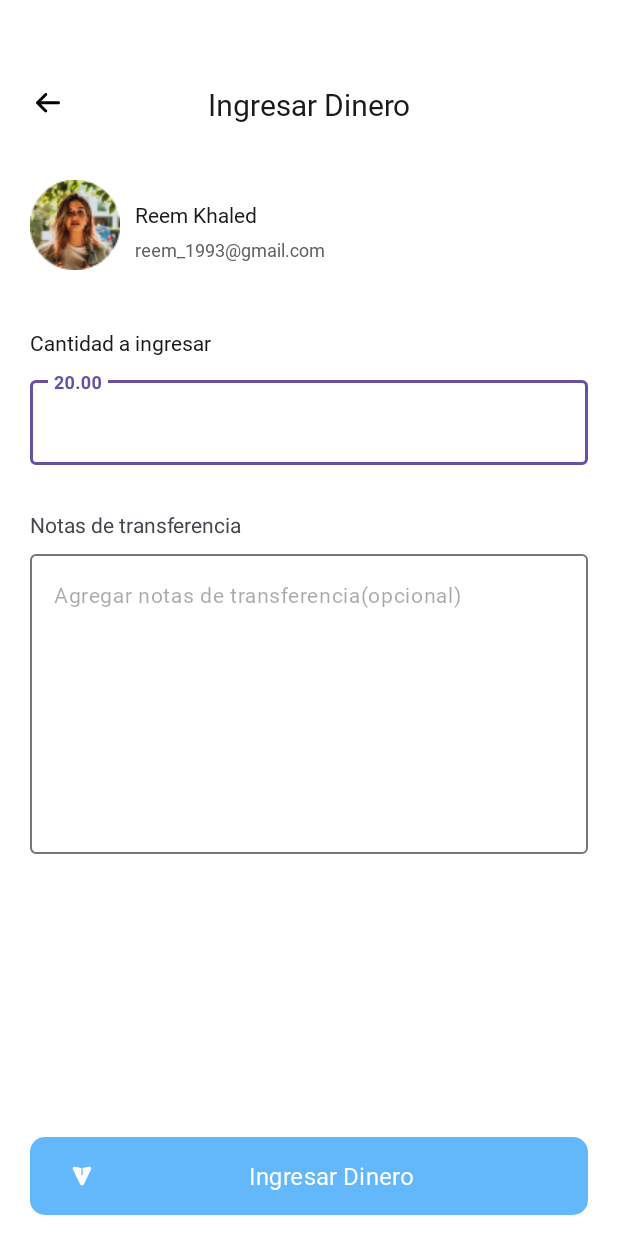
After one commit to PanwebProDesign/AlkeWalletAndroid, an Android app: the RequestMoneyActivity screen opened directly, with no data from a screen before it, on a phone screen of 412 x 824 dp. The commit adds this screen. Run offline under Robolectric (Android 15) with nearby library versions, the phone set to English and light mode, and no system bars.

Commit message:
Ultimo Listo

```diff
--- a/app/src/main/AndroidManifest.xml
+++ b/app/src/main/AndroidManifest.xml
@@ -12,6 +12,12 @@
         android:supportsRtl="true"
         android:theme="@style/Theme.AlkeWallet"
         tools:targetApi="31">
+        <activity
+            android:name=".SendMoneyActivity"
+            android:exported="false" />
+        <activity
+            android:name=".RequestMoneyActivity"
+            android:exported="false" />
         <activity
             android:name=".ProfileActivity"
             android:exported="false" />
--- /dev/null
+++ b/app/src/main/java/com/protectly/alkewallet/RequestMoneyActivity.kt
@@ -0,0 +1,37 @@
+package com.protectly.alkewallet
+
+import android.content.Intent
+import android.os.Bundle
+import android.widget.Button
+import android.widget.ImageView
+import androidx.activity.enableEdgeToEdge
+import androidx.appcompat.app.AppCompatActivity
+import androidx.core.view.ViewCompat
+import androidx.core.view.WindowInsetsCompat
+
+class RequestMoneyActivity : AppCompatActivity() {
+
+    override fun onCreate(savedInstanceState: Bundle?) {
+        super.onCreate(savedInstanceState)
+        enableEdgeToEdge()
+        setContentView(R.layout.activity_request_money)
+        ViewCompat.setOnApplyWindowInsetsListener(findViewById(R.id.main)) { v, insets ->
+            val systemBars = insets.getInsets(WindowInsetsCompat.Type.systemBars())
+            v.setPadding(systemBars.left, systemBars.top, systemBars.right, systemBars.bottom)
+            insets
+        }
+
+        val btnBackToHome1 = findViewById<ImageView>(R.id.btn_back_add_to_home)
+        val btn2 = findViewById<Button>(R.id.addmoney_222)
+
+        btnBackToHome1.setOnClickListener {goToHomeOfRequest()}
+        btn2.setOnClickListener { goToHomeOfRequest() }
+
+
+    }
+
+    private fun goToHomeOfRequest() {
+        val i = Intent(this, HomePageActivity::class.java)
+        startActivity(i)
+    }
+}
--- /dev/null
+++ b/app/src/main/res/drawable/arrowleft.xml
@@ -0,0 +1,14 @@
+<vector xmlns:android="http://schemas.android.com/apk/res/android"
+    android:width="24dp"
+    android:height="24dp"
+    android:viewportWidth="24"
+    android:viewportHeight="24">
+  <path
+      android:pathData="M0,0h24v24h-24z"
+      android:strokeAlpha="0.01"
+      android:fillColor="#ffffff"
+      android:fillAlpha="0.01"/>
+  <path
+      android:pathData="M19,13.5C19.552,13.5 20,13.052 20,12.5C20,11.948 19.552,11.5 19,11.5V13.5ZM5,11.5C4.448,11.5 4,11.948 4,12.5C4,13.052 4.448,13.5 5,13.5V11.5ZM5.707,11.793C5.317,11.402 4.683,11.402 4.293,11.793C3.902,12.183 3.902,12.817 4.293,13.207L5.707,11.793ZM9.793,18.707C10.183,19.098 10.817,19.098 11.207,18.707C11.598,18.317 11.598,17.683 11.207,17.293L9.793,18.707ZM4.293,11.793C3.902,12.183 3.902,12.817 4.293,13.207C4.683,13.598 5.317,13.598 5.707,13.207L4.293,11.793ZM11.207,7.707C11.598,7.317 11.598,6.683 11.207,6.293C10.817,5.902 10.183,5.902 9.793,6.293L11.207,7.707ZM19,11.5H5V13.5H19V11.5ZM4.293,13.207L9.793,18.707L11.207,17.293L5.707,11.793L4.293,13.207ZM5.707,13.207L11.207,7.707L9.793,6.293L4.293,11.793L5.707,13.207Z"
+      android:fillColor="#000000"/>
+</vector>
--- /dev/null
+++ b/app/src/main/res/layout/activity_request_money.xml
@@ -0,0 +1,154 @@
+<?xml version="1.0" encoding="utf-8"?>
+<androidx.constraintlayout.widget.ConstraintLayout xmlns:android="http://schemas.android.com/apk/res/android"
+    xmlns:app="http://schemas.android.com/apk/res-auto"
+    xmlns:tools="http://schemas.android.com/tools"
+    android:id="@+id/main"
+    android:layout_width="match_parent"
+    android:layout_height="match_parent"
+    android:background="@color/blanco"
+    tools:context=".RequestMoneyActivity">
+
+
+    <TextView
+        android:id="@+id/textView13"
+        android:layout_width="wrap_content"
+        android:layout_height="wrap_content"
+        android:layout_marginTop="56dp"
+        android:fontFamily="@font/jua"
+        android:text="@string/addmoney"
+        android:textColor="@color/negro"
+        android:textSize="20sp"
+        app:layout_constraintEnd_toEndOf="parent"
+        app:layout_constraintStart_toStartOf="parent"
+        app:layout_constraintTop_toTopOf="parent" />
+
+    <ImageView
+        android:id="@+id/btn_back_add_to_home"
+        android:layout_width="wrap_content"
+        android:layout_height="wrap_content"
+        android:layout_marginStart="20dp"
+        android:layout_marginTop="56dp"
+        app:layout_constraintStart_toStartOf="parent"
+        app:layout_constraintTop_toTopOf="parent"
+        app:srcCompat="@drawable/arrowleft" />
+
+    <ImageView
+        android:id="@+id/imageView14"
+        android:layout_width="wrap_content"
+        android:layout_height="wrap_content"
+        android:layout_marginStart="20dp"
+        android:layout_marginTop="40dp"
+        app:layout_constraintStart_toStartOf="parent"
+        app:layout_constraintTop_toBottomOf="@+id/btn_back_add_to_home"
+        app:srcCompat="@drawable/profile2" />
+
+    <TextView
+        android:id="@+id/textView14"
+        android:layout_width="wrap_content"
+        android:layout_height="wrap_content"
+        android:layout_marginStart="10dp"
+        android:layout_marginTop="50dp"
+        android:fontFamily="@font/jua"
+        android:text="@string/usertest"
+        android:textColor="@color/negro"
+        android:textSize="14sp"
+        app:layout_constraintStart_toEndOf="@+id/imageView14"
+        app:layout_constraintTop_toBottomOf="@+id/textView13" />
+
+    <TextView
+        android:id="@+id/textView15"
+        android:layout_width="wrap_content"
+        android:layout_height="wrap_content"
+        android:layout_marginTop="5dp"
+        android:fontFamily="@font/jua"
+        android:text="@string/usertestemail"
+        android:textColor="#5E6061"
+        android:textSize="12sp"
+        app:layout_constraintStart_toStartOf="@+id/textView14"
+        app:layout_constraintTop_toBottomOf="@+id/textView14" />
+
+    <androidx.constraintlayout.widget.Guideline
+        android:id="@+id/guideline2"
+        android:layout_width="wrap_content"
+        android:layout_height="wrap_content"
+        android:orientation="horizontal"
+        app:layout_constraintGuide_begin="219dp" />
+
+    <TextView
+        android:id="@+id/textView16"
+        android:layout_width="wrap_content"
+        android:layout_height="wrap_content"
+        android:layout_marginStart="20dp"
+        android:fontFamily="@font/jua"
+        android:text="@string/moneyadd"
+        android:textColor="@color/negro"
+        android:textSize="14sp"
+        app:layout_constraintStart_toStartOf="parent"
+        app:layout_constraintTop_toTopOf="@+id/guideline2"
+        app:hintEnabled="false"/>
+
+    <com.google.android.material.textfield.TextInputLayout
+        android:id="@+id/textInputLayout"
+        style="@style/imput_layout_azul"
+        android:layout_width="match_parent"
+        android:layout_height="wrap_content"
+        android:layout_marginStart="20dp"
+        android:layout_marginTop="10dp"
+        android:layout_marginEnd="20dp"
+        app:layout_constraintEnd_toEndOf="parent"
+        app:layout_constraintStart_toStartOf="parent"
+        app:layout_constraintTop_toBottomOf="@+id/textView16">
+
+        <com.google.android.material.textfield.TextInputEditText
+            android:layout_width="match_parent"
+            android:layout_height="wrap_content"
+            android:hint="@string/_20_00"
+            android:textStyle="bold" />
+    </com.google.android.material.textfield.TextInputLayout>
+
+    <TextView
+        android:id="@+id/textView17"
+        android:layout_width="wrap_content"
+        android:layout_height="wrap_content"
+        android:layout_marginStart="20dp"
+        android:layout_marginTop="30dp"
+        android:text="@string/notas_de_transferencia"
+        app:layout_constraintStart_toStartOf="parent"
+        app:layout_constraintTop_toBottomOf="@+id/textInputLayout" />
+
+    <com.google.android.material.textfield.TextInputLayout
+        android:layout_width="match_parent"
+        android:layout_height="200dp"
+        android:layout_marginStart="20dp"
+        android:layout_marginTop="10dp"
+        android:layout_marginEnd="20dp"
+        app:layout_constraintEnd_toEndOf="parent"
+        app:layout_constraintStart_toStartOf="parent"
+        app:hintEnabled="false"
+        app:layout_constraintTop_toBottomOf="@+id/textView17">
+
+        <com.google.android.material.textfield.TextInputEditText
+            android:layout_width="match_parent"
+            android:layout_height="match_parent"
+            android:gravity="top"
+            android:fontFamily="@font/jua"
+            android:textSize="14sp"
+            android:hint="@string/agregar_notas_de_transferencia_opcional" />
+    </com.google.android.material.textfield.TextInputLayout>
+
+    <Button
+        android:id="@+id/addmoney_222"
+        style="@style/boton_celeste"
+        android:layout_width="match_parent"
+        android:layout_height="60dp"
+        android:layout_marginStart="20dp"
+        android:layout_marginEnd="20dp"
+        android:layout_marginBottom="10dp"
+        android:drawableLeft="@drawable/planerecibewhite"
+        android:text="@string/addmoney"
+        app:layout_constraintBottom_toBottomOf="parent"
+        app:layout_constraintEnd_toEndOf="parent"
+        app:layout_constraintStart_toStartOf="parent" />
+
+
+</androidx.constraintlayout.widget.ConstraintLayout>
--- a/app/src/main/res/values/colors.xml
+++ b/app/src/main/res/values/colors.xml
@@ -6,4 +6,5 @@
     <color name="celeste">#63B8FC</color>
     <color name="verde">#72DB31</color>
     <color name="plomo">#F3F4F5</color>
+    <color name="plomooscuro">#5E6061</color>
 </resources>
--- a/app/src/main/res/values/strings.xml
+++ b/app/src/main/res/values/strings.xml
@@ -30,6 +30,12 @@
     <string name="mycard">Mis tarjetas</string>
     <string name="option">Opciones</string>
     <string name="helpcenter">Centro de ayuda</string>
+    <string name="usertest">Reem Khaled</string>
+    <string name="usertestemail">reem_1993@gmail.com</string>
+    <string name="moneyadd">Cantidad a ingresar</string>
+    <string name="_20_00">20.00</string>
+    <string name="notas_de_transferencia">Notas de transferencia</string>
+    <string name="agregar_notas_de_transferencia_opcional">Agregar notas de transferencia(opcional)</string>
 
 
 </resources>
--- a/app/src/main/res/values/themes.xml
+++ b/app/src/main/res/values/themes.xml
@@ -15,6 +15,18 @@
         <item name="android:textSize">16sp</item>
         <item name="fontFamily">@font/jua</item>
         <item name="cornerRadius">10dp</item>
+    </style>
+
+    <style name="imput_layout_azul">
+        <item name="android:textColorHint">@color/celesteoscuro</item>
+        <item name="android:textSize">16sp</item>
+        <item name="fontFamily">@font/jua</item>
+    </style>
+
+    <style name="imput_layout_verde">
+        <item name="android:textColorHint">@color/verde</item>
+        <item name="android:textSize">16sp</item>
+        <item name="fontFamily">@font/jua</item>
     </style>
 
     <style name="boton_verde">
```
Also changed, not shown: app/src/main/java/com/protectly/alkewallet/HomePageActivity.kt (+28 -0 lines), app/src/main/java/com/protectly/alkewallet/SendMoneyActivity.kt (added, +34 -0 lines), app/src/main/res/drawable/coloresimput.xml (added, +13 -0 lines), app/src/main/res/drawable/linedivider.xml (added, +11 -0 lines), app/src/main/res/layout/activity_home_page.xml (+4 -4 lines), app/src/main/res/layout/activity_send_money.xml (added, +152 -0 lines), app/src/main/res/drawable/profile2.png (added), app/src/main/res/drawable/profilepic2.png (added), app/src/main/res/drawable/profilepicsendmoney.png (added).
